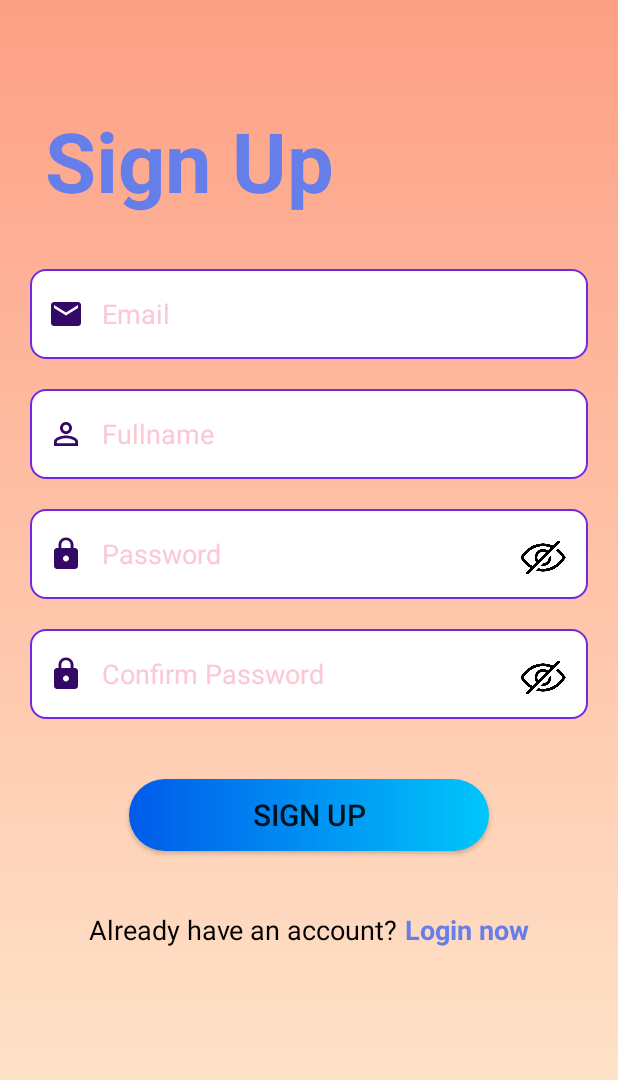
After one commit to vanbinh2000/ApBanSach, an Android app: the RegisterActivity screen opened directly, with no data from a screen before it, on a phone screen of 412 x 824 dp. The commit adds this screen. Shown: the top 1080 px of the screen. Run offline under Robolectric (Android 15) with nearby library versions, the phone set to English and light mode, and no system bars; our stand-ins replace Firebase (no records; nobody signed in at launch, a user with empty details on screens opened directly).

Commit message:
signUp screen

```diff
--- a/app/build.gradle
+++ b/app/build.gradle
@@ -1,5 +1,6 @@
 plugins {
     id 'com.android.application'
+    id 'com.google.gms.google-services'
 }
 
 android {
@@ -33,6 +34,8 @@ dependencies {
     implementation 'androidx.appcompat:appcompat:1.5.1'
     implementation 'com.google.android.material:material:1.7.0'
     implementation 'androidx.constraintlayout:constraintlayout:2.1.4'
+    implementation 'com.google.firebase:firebase-auth:21.1.0'
+    implementation 'com.google.firebase:firebase-database:20.1.0'
     testImplementation 'junit:junit:4.13.2'
     androidTestImplementation 'androidx.test.ext:junit:1.1.3'
     androidTestImplementation 'androidx.test.espresso:espresso-core:3.4.0'
--- /dev/null
+++ b/app/src/main/java/tdc/edu/vn/apbansach/RegisterActivity.java
@@ -0,0 +1,179 @@
+package tdc.edu.vn.apbansach;
+
+import androidx.annotation.NonNull;
+import androidx.appcompat.app.AppCompatActivity;
+import androidx.core.app.ActivityCompat;
+
+import android.content.Intent;
+import android.os.Bundle;
+import android.text.TextUtils;
+import android.text.method.HideReturnsTransformationMethod;
+import android.text.method.PasswordTransformationMethod;
+import android.util.Patterns;
+import android.view.View;
+import android.widget.Button;
+import android.widget.EditText;
+import android.widget.ImageView;
+import android.widget.TextView;
+import android.widget.Toast;
+
+import com.google.android.gms.tasks.OnCompleteListener;
+import com.google.android.gms.tasks.Task;
+import com.google.firebase.auth.AuthResult;
+import com.google.firebase.auth.FirebaseAuth;
+import com.google.firebase.database.FirebaseDatabase;
+
+import org.w3c.dom.Text;
+
+import tdc.edu.vn.apbansach.model.User;
+
+public class RegisterActivity extends AppCompatActivity {
+    TextView tvLogin;
+    EditText txtSignUpEmail, txtSignUpName, txtSignUpPass, txtSignUpConfirm;
+    ImageView ivShowHideSignUpPass, ivShowHideSignUpConfirmPass;
+    Button btnSignUp;
+    FirebaseAuth mAuth;
+
+    @Override
+    protected void onCreate(Bundle savedInstanceState) {
+        super.onCreate(savedInstanceState);
+        setContentView(R.layout.activity_register);
+        mAuth = FirebaseAuth.getInstance();
+        setControl();
+        setEvent();
+    }
+
+    private void setEvent() {
+        tvLogin.setOnClickListener(new View.OnClickListener() {
+            @Override
+            public void onClick(View view) {
+                Intent i = new Intent(RegisterActivity.this, LoginActivity.class);
+                i.addFlags(Intent.FLAG_ACTIVITY_CLEAR_TOP);
+                startActivity(i);
+                finish();
+            }
+        });
+        btnSignUp.setOnClickListener(new View.OnClickListener() {
+            @Override
+            public void onClick(View view) {
+                register();
+            }
+        });
+        ivShowHideSignUpPass.setImageResource(R.drawable.hide);
+        ivShowHideSignUpPass.setOnClickListener(new View.OnClickListener() {
+            @Override
+            public void onClick(View view) {
+                if (txtSignUpPass.getTransformationMethod().equals(HideReturnsTransformationMethod.getInstance())){
+                    show(txtSignUpPass, ivShowHideSignUpPass);
+                    txtSignUpPass.setSelection(txtSignUpPass.getText().length());
+                }
+                else{
+                    hide(txtSignUpPass, ivShowHideSignUpPass);
+                    txtSignUpPass.setSelection(txtSignUpPass.getText().length());
+                }
+            }
+        });
+        ivShowHideSignUpConfirmPass.setImageResource(R.drawable.hide);
+        ivShowHideSignUpConfirmPass.setOnClickListener(new View.OnClickListener() {
+            @Override
+            public void onClick(View view) {
+                if (txtSignUpConfirm.getTransformationMethod().equals(HideReturnsTransformationMethod.getInstance())){
+                    show(txtSignUpConfirm, ivShowHideSignUpConfirmPass);
+                    txtSignUpConfirm.setSelection(txtSignUpConfirm.getText().length());
+                }
+                else{
+                    hide(txtSignUpConfirm, ivShowHideSignUpConfirmPass);
+                    txtSignUpConfirm.setSelection(txtSignUpConfirm.getText().length());
+                }
+            }
+        });
+    }
+
+    private void show(TextView textView, ImageView imageView) {
+        textView.setTransformationMethod(PasswordTransformationMethod.getInstance());
+        imageView.setImageResource(R.drawable.hide);
+    }
+    private void hide(TextView textView, ImageView imageView) {
+        textView.setTransformationMethod(HideReturnsTransformationMethod.getInstance());
+        imageView.setImageResource(R.drawable.view);
+    }
+    private void register() {
+        String Email, Username, Pass, Passcomfirm;
+        Email = txtSignUpEmail.getText().toString().trim();
+        Username = txtSignUpName.getText().toString().trim();
+        Pass = txtSignUpPass.getText().toString().trim();
+        Passcomfirm = txtSignUpConfirm.getText().toString().trim();
+        if (TextUtils.isEmpty(Email)) {
+            txtSignUpEmail.setError("Email is required!");
+            txtSignUpEmail.requestFocus();
+            return;
+        }
+        if (TextUtils.isEmpty(Username)) {
+            txtSignUpName.setError("Name is required!");
+            txtSignUpName.requestFocus();
+            return;
+        }
+        if (TextUtils.isEmpty(Pass)) {
+            txtSignUpPass.setError("Password is required!");
+            txtSignUpPass.requestFocus();
+            return;
+        }
+        if (TextUtils.isEmpty(Passcomfirm)) {
+            txtSignUpConfirm.setError("Password needs to be confirmed");
+            txtSignUpConfirm.requestFocus();
+            return;
+        }
+        if (!Patterns.EMAIL_ADDRESS.matcher(Email).matches()) {
+            txtSignUpEmail.setError("Please provide valid email!");
+            txtSignUpEmail.requestFocus();
+            return;
+        }
+        if (Pass.length() < 6) {
+            txtSignUpPass.setError("Min password length shound be 6");
+            txtSignUpPass.requestFocus();
+            return;
+        }
+        if (!Pass.equals(Passcomfirm)) {
+            txtSignUpConfirm.setError("Need to be the same as the password");
+            txtSignUpConfirm.requestFocus();
+            return;
+        }
+        mAuth.createUserWithEmailAndPassword(Email, Pass)
+                .addOnCompleteListener(new OnCompleteListener<AuthResult>() {
+                    @Override
+                    public void onComplete(@NonNull Task<AuthResult> task) {
+                        if (task.isSuccessful()) {
+                            User user = new User(Email, Username, Pass);
+                            FirebaseDatabase.getInstance().getReference("Users")
+                                    .child(FirebaseAuth.getInstance().getCurrentUser().getUid())
+                                    .setValue(user).addOnCompleteListener(new OnCompleteListener<Void>() {
+                                        @Override
+                                        public void onComplete(@NonNull Task<Void> task) {
+                                            if (task.isSuccessful()){
+                                                Toast.makeText(RegisterActivity.this, "SignUp successful", Toast.LENGTH_SHORT).show();
+                                                Intent i = new Intent(RegisterActivity.this, LoginActivity.class);
+                                                i.addFlags(Intent.FLAG_ACTIVITY_CLEAR_TOP);
+                                                startActivity(i);
+                                                finish();
+                                            }
+                                            else{
+                                                Toast.makeText(RegisterActivity.this, "SignUp unsuccessful", Toast.LENGTH_SHORT).show();
+                                            }
+                                        }
+                                    });
+                        }
+                    }
+                });
+    }
+
+    private void setControl() {
+        tvLogin = findViewById(R.id.tvLogin);
+        txtSignUpEmail = findViewById(R.id.txtSignUpEmail);
+        txtSignUpName = findViewById(R.id.txtSignUpName);
+        txtSignUpPass = findViewById(R.id.txtSignUpPass);
+        btnSignUp = findViewById(R.id.btnSignUp);
+        txtSignUpConfirm = findViewById(R.id.txtSignUpConfirmPass);
+        ivShowHideSignUpConfirmPass = findViewById(R.id.ivShowHideConfirmPass);
+        ivShowHideSignUpPass = findViewById(R.id.ivShowHideSignUpPass);
+    }
+}
--- /dev/null
+++ b/app/src/main/res/drawable/custom_button.xml
@@ -0,0 +1,9 @@
+<?xml version="1.0" encoding="utf-8"?>
+<shape xmlns:android="http://schemas.android.com/apk/res/android">
+    <gradient
+        android:angle="180"
+        android:endColor="#005bea"
+        android:startColor="#00c6fb"
+        android:type="linear" />
+    <corners android:radius="40dp" />
+</shape>
--- /dev/null
+++ b/app/src/main/res/drawable/custom_input.xml
@@ -0,0 +1,10 @@
+<?xml version="1.0" encoding="utf-8"?>
+<selector xmlns:android="http://schemas.android.com/apk/res/android">
+<item android:state_enabled="true">
+    <shape android:shape="rectangle">
+        <solid android:color="@color/white"/>
+        <corners android:radius="10dp"/>
+        <stroke android:width="1dp" android:color="#7028e4"/>
+    </shape>
+</item>
+</selector>
--- /dev/null
+++ b/app/src/main/res/drawable/ic_baseline_email_24.xml
@@ -0,0 +1,5 @@
+<vector android:height="24dp"
+    android:viewportHeight="24" android:viewportWidth="24"
+    android:width="24dp" xmlns:android="http://schemas.android.com/apk/res/android">
+    <path android:fillColor="#330867" android:pathData="M20,4L4,4c-1.1,0 -1.99,0.9 -1.99,2L2,18c0,1.1 0.9,2 2,2h16c1.1,0 2,-0.9 2,-2L22,6c0,-1.1 -0.9,-2 -2,-2zM20,8l-8,5 -8,-5L4,6l8,5 8,-5v2z"/>
+</vector>
--- /dev/null
+++ b/app/src/main/res/drawable/ic_baseline_lock_24.xml
@@ -0,0 +1,5 @@
+<vector android:height="24dp"
+    android:viewportHeight="24" android:viewportWidth="24"
+    android:width="24dp" xmlns:android="http://schemas.android.com/apk/res/android">
+    <path android:fillColor="#330867" android:pathData="M18,8h-1L17,6c0,-2.76 -2.24,-5 -5,-5S7,3.24 7,6v2L6,8c-1.1,0 -2,0.9 -2,2v10c0,1.1 0.9,2 2,2h12c1.1,0 2,-0.9 2,-2L20,10c0,-1.1 -0.9,-2 -2,-2zM12,17c-1.1,0 -2,-0.9 -2,-2s0.9,-2 2,-2 2,0.9 2,2 -0.9,2 -2,2zM15.1,8L8.9,8L8.9,6c0,-1.71 1.39,-3.1 3.1,-3.1 1.71,0 3.1,1.39 3.1,3.1v2z"/>
+</vector>
--- /dev/null
+++ b/app/src/main/res/drawable/ic_baseline_perm_identity_24.xml
@@ -0,0 +1,5 @@
+<vector android:height="24dp"
+    android:viewportHeight="24" android:viewportWidth="24"
+    android:width="24dp" xmlns:android="http://schemas.android.com/apk/res/android">
+    <path android:fillColor="#330867" android:pathData="M12,5.9c1.16,0 2.1,0.94 2.1,2.1s-0.94,2.1 -2.1,2.1S9.9,9.16 9.9,8s0.94,-2.1 2.1,-2.1m0,9c2.97,0 6.1,1.46 6.1,2.1v1.1L5.9,18.1L5.9,17c0,-0.64 3.13,-2.1 6.1,-2.1M12,4C9.79,4 8,5.79 8,8s1.79,4 4,4 4,-1.79 4,-4 -1.79,-4 -4,-4zM12,13c-2.67,0 -8,1.34 -8,4v3h16v-3c0,-2.66 -5.33,-4 -8,-4z"/>
+</vector>
--- /dev/null
+++ b/app/src/main/res/drawable/login_register_background.xml
@@ -0,0 +1,13 @@
+<?xml version="1.0" encoding="utf-8"?>
+<selector xmlns:android="http://schemas.android.com/apk/res/android">
+<item>
+    <shape>
+        <gradient
+            android:angle="90"
+            android:startColor="#ffecd2"
+            android:endColor="#fda085"
+            android:type="linear"
+            />
+    </shape>
+</item>
+</selector>
--- /dev/null
+++ b/app/src/main/res/layout/activity_register.xml
@@ -0,0 +1,150 @@
+<?xml version="1.0" encoding="utf-8"?>
+<LinearLayout xmlns:android="http://schemas.android.com/apk/res/android"
+    xmlns:app="http://schemas.android.com/apk/res-auto"
+    xmlns:tools="http://schemas.android.com/tools"
+    android:layout_width="match_parent"
+    android:layout_height="match_parent"
+    android:background="@drawable/login_register_background"
+    android:orientation="vertical"
+    tools:context=".RegisterActivity">
+
+    <TextView
+        android:layout_width="wrap_content"
+        android:layout_height="wrap_content"
+        android:layout_marginLeft="30dp"
+        android:layout_marginTop="70dp"
+        android:layout_marginBottom="35dp"
+        android:text="Sign Up"
+        android:textColor="#667eea"
+        android:textSize="55sp"
+        android:textStyle="bold" />
+
+    <EditText
+        android:id="@+id/txtSignUpEmail"
+        android:layout_width="match_parent"
+        android:layout_height="60dp"
+        android:layout_marginLeft="20dp"
+        android:layout_marginRight="20dp"
+        android:layout_marginBottom="20dp"
+        android:background="@drawable/custom_input"
+        android:drawableStart="@drawable/ic_baseline_email_24"
+        android:drawablePadding="12dp"
+        android:hint="Email"
+        android:inputType="textEmailAddress"
+        android:maxLines="1"
+        android:paddingStart="12dp"
+        android:paddingEnd="9dp"
+        android:textColor="#434343"
+        android:textColorHint="#fbc8d4" />
+
+    <EditText
+        android:id="@+id/txtSignUpName"
+        android:layout_width="match_parent"
+        android:layout_height="60dp"
+        android:layout_marginLeft="20dp"
+        android:layout_marginRight="20dp"
+        android:layout_marginBottom="20dp"
+        android:background="@drawable/custom_input"
+        android:drawableStart="@drawable/ic_baseline_perm_identity_24"
+        android:drawablePadding="12dp"
+        android:hint="Fullname"
+        android:maxLines="1"
+        android:paddingStart="12dp"
+        android:paddingEnd="9dp"
+        android:textColor="#434343"
+        android:textColorHint="#fbc8d4" />
+
+    <LinearLayout
+
+        android:layout_width="match_parent"
+        android:layout_height="wrap_content"
+        android:layout_marginLeft="20dp"
+        android:layout_marginRight="20dp"
+        android:layout_marginBottom="20dp"
+        android:background="@drawable/custom_input"
+        android:orientation="horizontal">
+
+        <EditText
+            android:id="@+id/txtSignUpPass"
+            android:layout_width="0dp"
+            android:layout_height="60dp"
+            android:layout_weight="9"
+            android:background="@null"
+            android:drawableStart="@drawable/ic_baseline_lock_24"
+            android:drawablePadding="12dp"
+            android:hint="Password"
+            android:inputType="textPassword"
+            android:paddingStart="12dp"
+            android:textColor="#434343"
+            android:textColorHint="#fbc8d4" />
+
+        <ImageView
+            android:id="@+id/ivShowHideSignUpPass"
+            android:layout_width="25dp"
+            android:layout_height="30dp"
+            android:layout_marginTop="17dp"
+            android:layout_weight="1"
+            android:src="@drawable/hide" />
+    </LinearLayout>
+
+    <LinearLayout
+        android:layout_width="match_parent"
+        android:layout_height="wrap_content"
+        android:layout_marginLeft="20dp"
+        android:layout_marginRight="20dp"
+        android:layout_marginBottom="20dp"
+        android:background="@drawable/custom_input"
+        android:orientation="horizontal">
+
+        <EditText
+            android:id="@+id/txtSignUpConfirmPass"
+            android:layout_width="0dp"
+            android:layout_height="60dp"
+            android:layout_weight="9"
+            android:background="@null"
+            android:drawableStart="@drawable/ic_baseline_lock_24"
+            android:drawablePadding="12dp"
+            android:hint="Confirm Password"
+            android:inputType="textPassword"
+            android:paddingStart="12dp"
+            android:textColor="#434343"
+            android:textColorHint="#fbc8d4" />
+
+        <ImageView
+            android:id="@+id/ivShowHideConfirmPass"
+            android:layout_width="25dp"
+            android:layout_height="30dp"
+            android:layout_marginTop="17dp"
+            android:layout_weight="1"
+            android:src="@drawable/hide" />
+    </LinearLayout>
+    <Button
+        android:id="@+id/btnSignUp"
+        android:layout_width="240dp"
+        android:layout_height="wrap_content"
+        android:layout_gravity="center"
+        android:layout_marginTop="20dp"
+        android:text="Sign Up"
+        android:textSize="20sp"
+        android:background="@drawable/custom_button"/>
+    <LinearLayout
+        android:layout_width="wrap_content"
+        android:layout_height="wrap_content"
+        android:layout_gravity="center"
+        android:layout_marginTop="40dp">
+        <TextView
+            android:layout_width="wrap_content"
+            android:layout_height="wrap_content"
+            android:text="Already have an account? "
+            android:textSize="18sp"
+            android:textColor="#000000"/>
+        <TextView
+            android:id="@+id/tvLogin"
+            android:layout_width="wrap_content"
+            android:layout_height="wrap_content"
+            android:text="Login now"
+            android:textSize="18sp"
+            android:textColor="#667eea"
+            android:textStyle="bold"/>
+    </LinearLayout>
+</LinearLayout>
--- a/app/src/main/res/values-night/themes.xml
+++ b/app/src/main/res/values-night/themes.xml
@@ -1,6 +1,6 @@
 <resources xmlns:tools="http://schemas.android.com/tools">
     <!-- Base application theme. -->
-    <style name="Theme.ApBanSach" parent="Theme.MaterialComponents.DayNight.DarkActionBar">
+    <style name="Theme.ApBanSach" parent="Theme.AppCompat.DayNight.NoActionBar">
         <!-- Primary brand color. -->
         <item name="colorPrimary">@color/purple_200</item>
         <item name="colorPrimaryVariant">@color/purple_700</item>
--- a/app/src/main/res/values/themes.xml
+++ b/app/src/main/res/values/themes.xml
@@ -1,6 +1,6 @@
 <resources xmlns:tools="http://schemas.android.com/tools">
     <!-- Base application theme. -->
-    <style name="Theme.ApBanSach" parent="Theme.MaterialComponents.DayNight.DarkActionBar">
+    <style name="Theme.ApBanSach" parent="Theme.AppCompat.DayNight.NoActionBar">
         <!-- Primary brand color. -->
         <item name="colorPrimary">@color/purple_500</item>
         <item name="colorPrimaryVariant">@color/purple_700</item>
--- a/build.gradle
+++ b/build.gradle
@@ -1,4 +1,8 @@
-// Top-level build file where you can add configuration options common to all sub-projects/modules.
+buildscript {
+    dependencies {
+        classpath 'com.google.gms:google-services:4.3.14'
+    }
+}// Top-level build file where you can add configuration options common to all sub-projects/modules.
 plugins {
     id 'com.android.application' version '7.3.1' apply false
     id 'com.android.library' version '7.3.1' apply false
```
Also changed, not shown: app/src/main/AndroidManifest.xml (+16 -1 lines), app/src/main/java/tdc/edu/vn/apbansach/LoginActivity.java (added, +35 -0 lines), app/src/main/java/tdc/edu/vn/apbansach/model/User.java (added, +38 -0 lines), app/src/main/res/layout/activity_login.xml (added, +96 -0 lines), app/src/main/res/drawable/hide.png (added), app/src/main/res/drawable/view.png (added), 1 other file.
